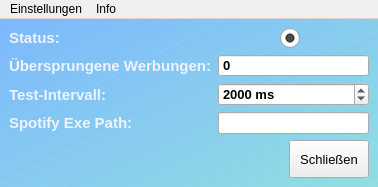
The window that mainwindow.ui (M4RKUS28/SpotifyEnhancer) describes before a commit, drawn with Qt 5.
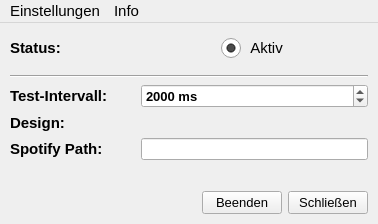
The same window after the commit. Icons and pictures are not drawn.

Patch:
```diff
--- a/mainwindow.ui
+++ b/mainwindow.ui
@@ -7,7 +7,7 @@
     <x>0</x>
     <y>0</y>
     <width>378</width>
-    <height>187</height>
+    <height>224</height>
    </rect>
   </property>
   <property name="minimumSize">
@@ -19,16 +19,14 @@
   <property name="maximumSize">
    <size>
     <width>800</width>
-    <height>188</height>
+    <height>250</height>
    </size>
   </property>
   <property name="windowTitle">
    <string>SpotifyEnhancer</string>
   </property>
   <property name="styleSheet">
-   <string notr="true">QWidget#MainWindow { 
-background-color: qlineargradient(spread:pad, x1:0, y1:0, x2:1, y2:1, stop:0 rgba(0, 114, 255, 78), stop:1 rgba(96, 207, 212, 113));
-}</string>
+   <string notr="true"/>
   </property>
   <property name="iconSize">
    <size>
@@ -38,177 +36,91 @@
   </property>
   <widget class="QWidget" name="centralwidget">
    <layout class="QGridLayout" name="gridLayout">
-    <item row="2" column="0">
-     <widget class="QLabel" name="label">
-      <property name="font">
-       <font>
-        <pointsize>11</pointsize>
-        <bold>true</bold>
-       </font>
-      </property>
-      <property name="styleSheet">
-       <string notr="true">color: rgb(237, 243, 255);</string>
-      </property>
-      <property name="text">
-       <string>Test-Intervall: </string>
-      </property>
-     </widget>
-    </item>
-    <item row="1" column="0">
-     <widget class="QLabel" name="label_3">
-      <property name="font">
-       <font>
-        <pointsize>11</pointsize>
-        <bold>true</bold>
-       </font>
-      </property>
-      <property name="styleSheet">
-       <string notr="true">color: rgb(237, 243, 255);</string>
-      </property>
-      <property name="text">
-       <string>Übersprungene Werbungen:</string>
-      </property>
-     </widget>
-    </item>
-    <item row="0" column="0">
-     <widget class="QLabel" name="label_2">
-      <property name="font">
-       <font>
-        <pointsize>11</pointsize>
-        <bold>true</bold>
-       </font>
-      </property>
-      <property name="styleSheet">
-       <string notr="true">color: rgb(237, 243, 255);</string>
-      </property>
-      <property name="text">
-       <string>Status:</string>
-      </property>
-     </widget>
-    </item>
-    <item row="1" column="1" colspan="2">
-     <widget class="QSpinBox" name="spinBox">
-      <property name="font">
-       <font>
-        <pointsize>10</pointsize>
-        <bold>true</bold>
-       </font>
-      </property>
+    <property name="leftMargin">
+     <number>5</number>
+    </property>
+    <property name="topMargin">
+     <number>5</number>
+    </property>
+    <property name="rightMargin">
+     <number>5</number>
+    </property>
+    <property name="bottomMargin">
+     <number>5</number>
+    </property>
+    <item row="1" column="0" colspan="2">
+     <widget class="QWidget" name="widget" native="true">
       <property name="styleSheet">
        <string notr="true"/>
       </property>
-      <property name="readOnly">
-       <bool>true</bool>
-      </property>
-      <property name="buttonSymbols">
-       <enum>QAbstractSpinBox::NoButtons</enum>
-      </property>
-      <property name="maximum">
-       <number>99999999</number>
-      </property>
-     </widget>
-    </item>
-    <item row="3" column="0">
-     <widget class="QLabel" name="label_4">
-      <property name="font">
-       <font>
-        <pointsize>11</pointsize>
-        <bold>true</bold>
-       </font>
-      </property>
-      <property name="styleSheet">
-       <string notr="true">color: rgb(237, 243, 255);</string>
-      </property>
-      <property name="text">
-       <string>Spotify Exe Path:</string>
-      </property>
-     </widget>
-    </item>
-    <item row="4" column="0" colspan="3">
-     <layout class="QHBoxLayout" name="horizontalLayout">
-      <item>
-       <spacer name="horizontalSpacer">
-        <property name="orientation">
-         <enum>Qt::Horizontal</enum>
-        </property>
-        <property name="sizeHint" stdset="0">
-         <size>
-          <width>40</width>
-          <height>20</height>
-         </size>
-        </property>
-       </spacer>
-      </item>
-      <item>
-       <widget class="QPushButton" name="pushButton_2">
-        <property name="sizePolicy">
-         <sizepolicy hsizetype="Preferred" vsizetype="Expanding">
-          <horstretch>0</horstretch>
-          <verstretch>0</verstretch>
-         </sizepolicy>
-        </property>
-        <property name="font">
-         <font>
-          <pointsize>10</pointsize>
-          <bold>false</bold>
-         </font>
-        </property>
-        <property name="text">
-         <string>Schließen</string>
-        </property>
-       </widget>
-      </item>
-     </layout>
-    </item>
-    <item row="2" column="1" colspan="2">
-     <widget class="QSpinBox" name="spinBox_ms_checkrate">
-      <property name="font">
-       <font>
-        <pointsize>10</pointsize>
-        <bold>true</bold>
-       </font>
-      </property>
-      <property name="suffix">
-       <string> ms</string>
-      </property>
-      <property name="prefix">
-       <string/>
-      </property>
-      <property name="minimum">
-       <number>10</number>
-      </property>
-      <property name="maximum">
-       <number>100000</number>
-      </property>
-      <property name="value">
-       <number>2000</number>
-      </property>
-     </widget>
-    </item>
-    <item row="3" column="1" colspan="2">
-     <widget class="QLineEdit" name="label_exepath">
-      <property name="readOnly">
-       <bool>true</bool>
-      </property>
-     </widget>
-    </item>
-    <item row="0" column="1" colspan="2">
-     <layout class="QHBoxLayout" name="horizontalLayout_2">
-      <item>
-       <widget class="QRadioButton" name="radioButtonStstaus">
-        <property name="sizePolicy">
-         <sizepolicy hsizetype="Fixed" vsizetype="Fixed">
-          <horstretch>0</horstretch>
-          <verstretch>0</verstretch>
-         </sizepolicy>
-        </property>
-        <property name="font">
-         <font>
-          <pointsize>5</pointsize>
-         </font>
-        </property>
-        <property name="styleSheet">
-         <string notr="true">QRadioButton::indicator {
+      <layout class="QFormLayout" name="formLayout">
+       <property name="leftMargin">
+        <number>5</number>
+       </property>
+       <property name="topMargin">
+        <number>5</number>
+       </property>
+       <property name="rightMargin">
+        <number>5</number>
+       </property>
+       <property name="bottomMargin">
+        <number>5</number>
+       </property>
+       <item row="0" column="0">
+        <widget class="QLabel" name="label_2">
+         <property name="minimumSize">
+          <size>
+           <width>125</width>
+           <height>0</height>
+          </size>
+         </property>
+         <property name="font">
+          <font>
+           <pointsize>11</pointsize>
+           <bold>true</bold>
+          </font>
+         </property>
+         <property name="styleSheet">
+          <string notr="true"/>
+         </property>
+         <property name="text">
+          <string>Status:</string>
+         </property>
+        </widget>
+       </item>
+       <item row="0" column="1">
+        <layout class="QHBoxLayout" name="horizontalLayout_2">
+         <item>
+          <spacer name="horizontalSpacer_3">
+           <property name="orientation">
+            <enum>Qt::Horizontal</enum>
+           </property>
+           <property name="sizeHint" stdset="0">
+            <size>
+             <width>0</width>
+             <height>20</height>
+            </size>
+           </property>
+          </spacer>
+         </item>
+         <item>
+          <widget class="QRadioButton" name="radioButtonStstaus">
+           <property name="sizePolicy">
+            <sizepolicy hsizetype="Fixed" vsizetype="Fixed">
+             <horstretch>0</horstretch>
+             <verstretch>0</verstretch>
+            </sizepolicy>
+           </property>
+           <property name="font">
+            <font>
+             <pointsize>11</pointsize>
+            </font>
+           </property>
+           <property name="toolTip">
+            <string>&quot;Klicken, um SpotifyEnhancer zu (De-)Aktivieren</string>
+           </property>
+           <property name="styleSheet">
+            <string notr="true">QRadioButton::indicator {
     width: 20px;
     height: 20px;
 }
@@ -220,25 +132,234 @@
 QRadioButton::indicator::checked {
     image: url(:/greenc.png);
 }</string>
-        </property>
-        <property name="text">
-         <string/>
-        </property>
-        <property name="iconSize">
-         <size>
-          <width>20</width>
-          <height>20</height>
-         </size>
-        </property>
-        <property name="checked">
-         <bool>true</bool>
-        </property>
-        <property name="autoExclusive">
-         <bool>false</bool>
-        </property>
-       </widget>
-      </item>
-     </layout>
+           </property>
+           <property name="text">
+            <string> Aktiv </string>
+           </property>
+           <property name="iconSize">
+            <size>
+             <width>20</width>
+             <height>20</height>
+            </size>
+           </property>
+           <property name="checked">
+            <bool>true</bool>
+           </property>
+           <property name="autoExclusive">
+            <bool>false</bool>
+           </property>
+          </widget>
+         </item>
+         <item>
+          <spacer name="horizontalSpacer_2">
+           <property name="orientation">
+            <enum>Qt::Horizontal</enum>
+           </property>
+           <property name="sizeHint" stdset="0">
+            <size>
+             <width>0</width>
+             <height>20</height>
+            </size>
+           </property>
+          </spacer>
+         </item>
+        </layout>
+       </item>
+       <item row="2" column="0" colspan="2">
+        <widget class="Line" name="line_2">
+         <property name="orientation">
+          <enum>Qt::Horizontal</enum>
+         </property>
+        </widget>
+       </item>
+       <item row="3" column="0">
+        <widget class="QLabel" name="label">
+         <property name="font">
+          <font>
+           <pointsize>11</pointsize>
+           <bold>true</bold>
+          </font>
+         </property>
+         <property name="styleSheet">
+          <string notr="true"/>
+         </property>
+         <property name="text">
+          <string>Test-Intervall: </string>
+         </property>
+        </widget>
+       </item>
+       <item row="3" column="1">
+        <widget class="QSpinBox" name="spinBox_ms_checkrate">
+         <property name="font">
+          <font>
+           <pointsize>10</pointsize>
+           <bold>true</bold>
+          </font>
+         </property>
+         <property name="focusPolicy">
+          <enum>Qt::ClickFocus</enum>
+         </property>
+         <property name="suffix">
+          <string> ms</string>
+         </property>
+         <property name="prefix">
+          <string/>
+         </property>
+         <property name="minimum">
+          <number>10</number>
+         </property>
+         <property name="maximum">
+          <number>100000</number>
+         </property>
+         <property name="value">
+          <number>2000</number>
+         </property>
+        </widget>
+       </item>
+       <item row="4" column="0">
+        <widget class="QLabel" name="label_3">
+         <property name="palette">
+          <palette>
+           <active/>
+           <inactive/>
+           <disabled/>
+          </palette>
+         </property>
+         <property name="font">
+          <font>
+           <pointsize>11</pointsize>
+           <bold>true</bold>
+          </font>
+         </property>
+         <property name="text">
+          <string>Design:</string>
+         </property>
+        </widget>
+       </item>
+       <item row="4" column="1">
+        <layout class="QHBoxLayout" name="designl"/>
+       </item>
+       <item row="5" column="0">
+        <widget class="QLabel" name="label_4">
+         <property name="font">
+          <font>
+           <pointsize>11</pointsize>
+           <bold>true</bold>
+          </font>
+         </property>
+         <property name="styleSheet">
+          <string notr="true"/>
+         </property>
+         <property name="text">
+          <string>Spotify Path:</string>
+         </property>
+        </widget>
+       </item>
+       <item row="5" column="1">
+        <widget class="QLineEdit" name="label_exepath">
+         <property name="focusPolicy">
+          <enum>Qt::ClickFocus</enum>
+         </property>
+         <property name="readOnly">
+          <bool>true</bool>
+         </property>
+        </widget>
+       </item>
+       <item row="6" column="1">
+        <spacer name="verticalSpacer">
+         <property name="orientation">
+          <enum>Qt::Vertical</enum>
+         </property>
+         <property name="sizeHint" stdset="0">
+          <size>
+           <width>20</width>
+           <height>0</height>
+          </size>
+         </property>
+        </spacer>
+       </item>
+       <item row="7" column="0" colspan="2">
+        <layout class="QHBoxLayout" name="horizontalLayout">
+         <item>
+          <spacer name="horizontalSpacer">
+           <property name="orientation">
+            <enum>Qt::Horizontal</enum>
+           </property>
+           <property name="sizeHint" stdset="0">
+            <size>
+             <width>40</width>
+             <height>20</height>
+            </size>
+           </property>
+          </spacer>
+         </item>
+         <item>
+          <widget class="QPushButton" name="pushButtonExit">
+           <property name="font">
+            <font>
+             <pointsize>10</pointsize>
+            </font>
+           </property>
+           <property name="text">
+            <string>Beenden</string>
+           </property>
+          </widget>
+         </item>
+         <item>
+          <widget class="QPushButton" name="pushButton_2">
+           <property name="sizePolicy">
+            <sizepolicy hsizetype="Preferred" vsizetype="Fixed">
+             <horstretch>0</horstretch>
+             <verstretch>0</verstretch>
+            </sizepolicy>
+           </property>
+           <property name="font">
+            <font>
+             <pointsize>10</pointsize>
+             <bold>false</bold>
+            </font>
+           </property>
+           <property name="text">
+            <string>Schließen</string>
+           </property>
+          </widget>
+         </item>
+        </layout>
+       </item>
+       <item row="1" column="0" colspan="2">
+        <spacer name="verticalSpacer_3">
+         <property name="orientation">
+          <enum>Qt::Vertical</enum>
+         </property>
+         <property name="sizeType">
+          <enum>QSizePolicy::Fixed</enum>
+         </property>
+         <property name="sizeHint" stdset="0">
+          <size>
+           <width>20</width>
+           <height>5</height>
+          </size>
+         </property>
+        </spacer>
+       </item>
+      </layout>
+     </widget>
+    </item>
+    <item row="0" column="0" colspan="2">
+     <spacer name="verticalSpacer_2">
+      <property name="orientation">
+       <enum>Qt::Vertical</enum>
+      </property>
+      <property name="sizeType">
+       <enum>QSizePolicy::Fixed</enum>
+      </property>
+      <property name="sizeHint" stdset="0">
+       <size>
+        <width>20</width>
+        <height>5</height>
+       </size>
+      </property>
+     </spacer>
     </item>
    </layout>
   </widget>
@@ -248,13 +369,23 @@
      <x>0</x>
      <y>0</y>
      <width>378</width>
-     <height>21</height>
+     <height>25</height>
     </rect>
    </property>
+   <property name="font">
+    <font>
+     <pointsize>11</pointsize>
+    </font>
+   </property>
    <property name="styleSheet">
     <string notr="true"/>
    </property>
    <widget class="QMenu" name="menuEinstellungen">
+    <property name="font">
+     <font>
+      <pointsize>10</pointsize>
+     </font>
+    </property>
     <property name="title">
      <string>Einstellungen</string>
     </property>
```
Left out of the diff: 22 changed lines with no effect on the pictures.
